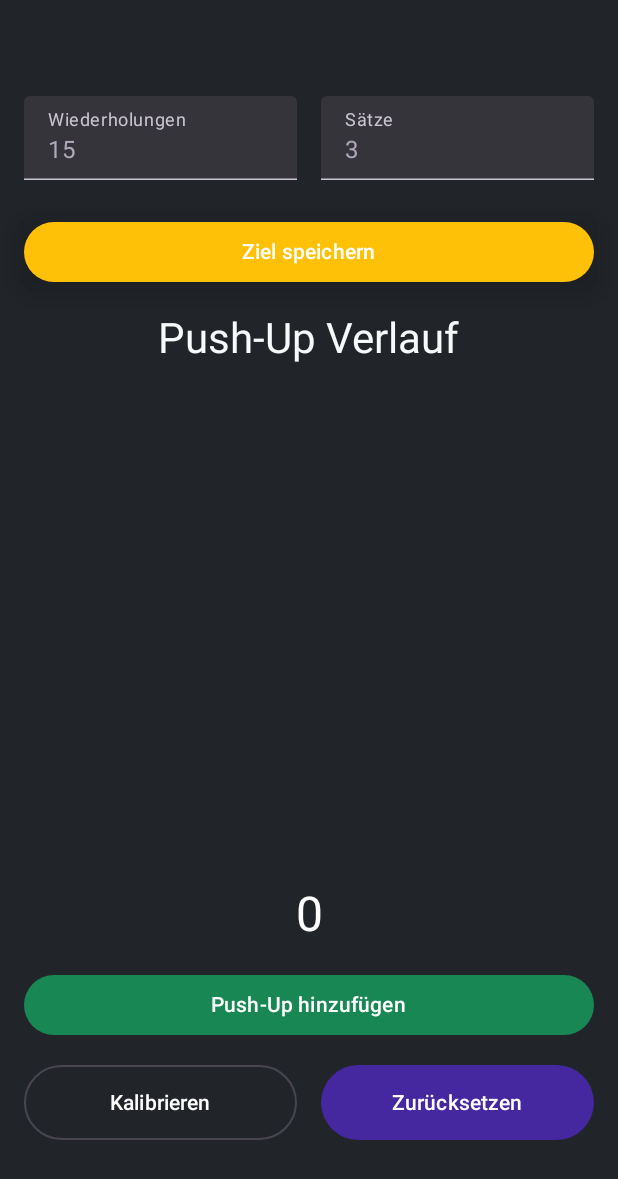
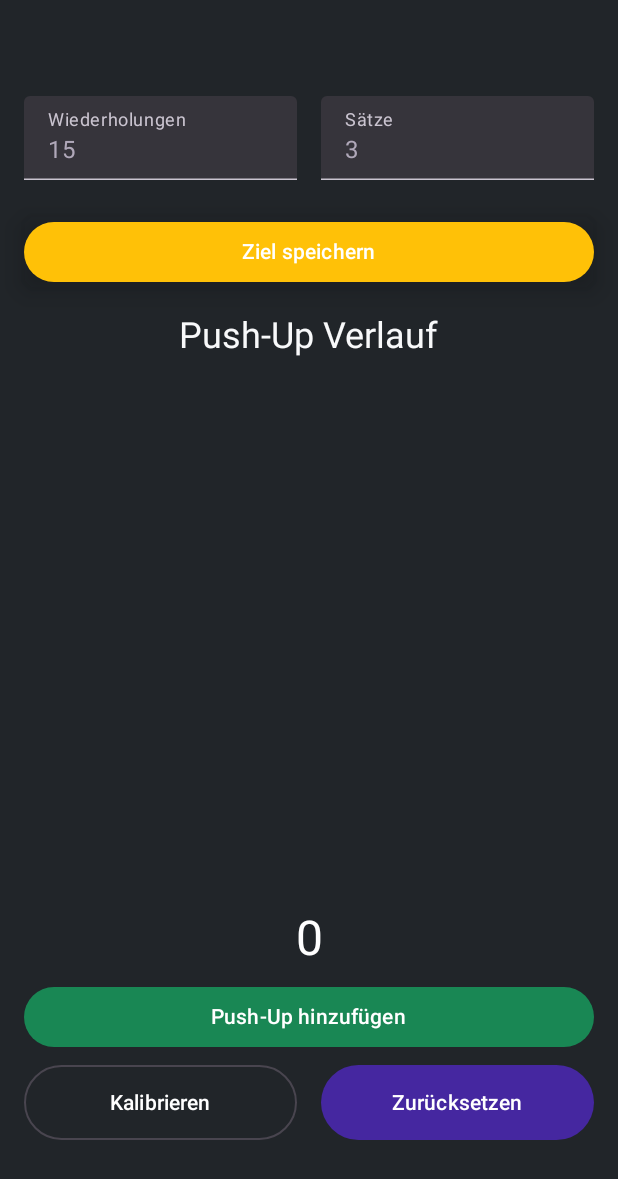
Before and after one commit to Shebby91/PushUpCounterApp, an Android app built with Jetpack Compose: the CounterScreen screen opened through its navigation route, on a phone screen of 412 x 824 dp. Shown: the top 1179 px of the screen. Run offline under Robolectric (Android 15) with nearby library versions, the phone set to English and light mode, and no system bars.

Commit message:
Change Spacing History

```diff
--- a/app/src/main/java/com/example/app/MainActivity.kt
+++ b/app/src/main/java/com/example/app/MainActivity.kt
@@ -508,9 +508,9 @@ fun WorkoutTimerScreen(viewModel: WorkoutTimerViewModel) {
                 else -> {""}
             },
             color = MaterialTheme.colorScheme.surface,
-            style = MaterialTheme.typography.headlineMedium
+            style = MaterialTheme.typography.headlineSmall
         )
-        Spacer(modifier = Modifier.height(16.dp))
+        Spacer(modifier = Modifier.height(8.dp))
         LazyColumn(
             modifier = Modifier
                 .weight(1f)
@@ -535,7 +535,7 @@ fun WorkoutTimerScreen(viewModel: WorkoutTimerViewModel) {
                 style = MaterialTheme.typography.headlineLarge
             )
         }
-        Spacer(modifier = Modifier.height(24.dp))
+        Spacer(modifier = Modifier.height(8.dp))
         Button(
             onClick = { viewModel.startTimer() },
             enabled = !viewModel.isRunning,
@@ -552,7 +552,7 @@ fun WorkoutTimerScreen(viewModel: WorkoutTimerViewModel) {
                 color = MaterialTheme.colorScheme.onPrimary
             )
         }
-        Spacer(modifier = Modifier.height(24.dp))
+        Spacer(modifier = Modifier.height(16.dp))
         Button(
             onClick = { viewModel.stopTimer() },
             enabled = viewModel.isRunning,
@@ -772,9 +772,9 @@ fun CounterScreen(workoutType: WorkoutType) {
                WorkoutType.MOUNTAIN_CLIMBER -> "Mountain-Climber Verlauf"
            },
            color = MaterialTheme.colorScheme.surface,
-           style = MaterialTheme.typography.headlineMedium
+           style = MaterialTheme.typography.headlineSmall
        )
-       Spacer(modifier = Modifier.height(16.dp))
+       Spacer(modifier = Modifier.height(8.dp))
        LazyColumn(
            modifier = Modifier
                .weight(1f)
@@ -795,7 +795,7 @@ fun CounterScreen(workoutType: WorkoutType) {
            color = MaterialTheme.colorScheme.onPrimary,
            style = MaterialTheme.typography.headlineLarge
        )
-       Spacer(modifier = Modifier.height(16.dp))
+       Spacer(modifier = Modifier.height(8.dp))
        Row(
            horizontalArrangement = Arrangement.spacedBy(16.dp), // Abstand zwischen den Textfeldern
            verticalAlignment = Alignment.CenterVertically // Vertikale Ausrichtung
@@ -827,7 +827,7 @@ fun CounterScreen(workoutType: WorkoutType) {
                )
            }
        }
-       Spacer(modifier = Modifier.height(16.dp))
+       Spacer(modifier = Modifier.height(8.dp))
        Row(
            horizontalArrangement = Arrangement.spacedBy(16.dp), // Abstand zwischen den Buttons
            verticalAlignment = Alignment.CenterVertically // Vertikale Ausrichtung
```
